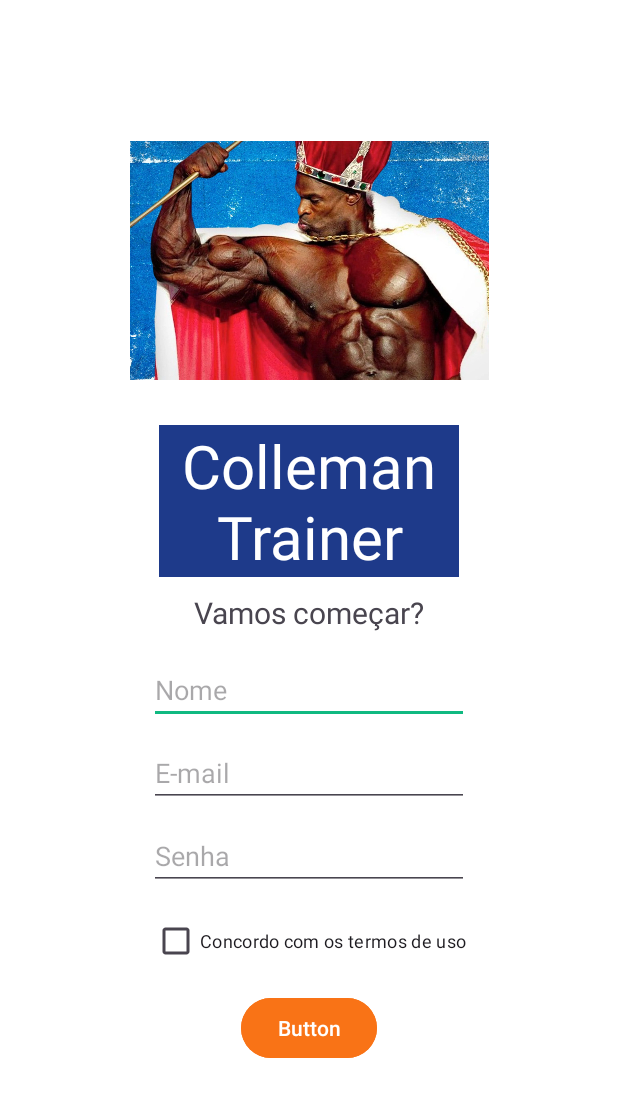
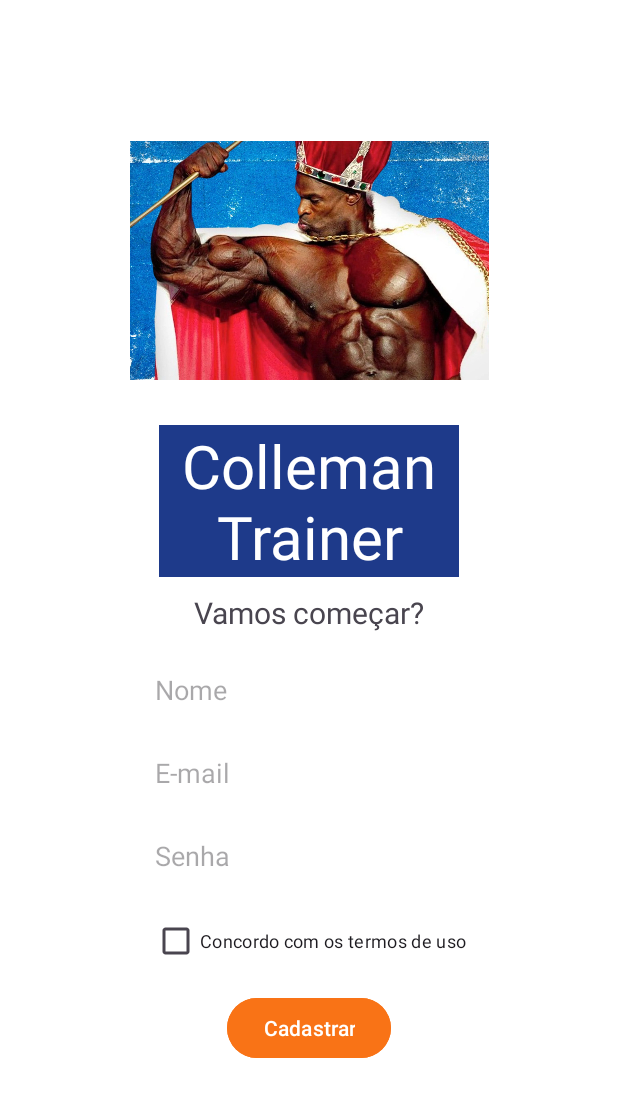
Before and after one commit to phmotad/App-Contatos, an Android app: the screen it shows after launch (MainActivity), on a phone screen of 412 x 824 dp. Shown: the top 1097 px of the screen. Run offline under Robolectric (Android 15) with nearby library versions, the light colour scheme and no system bars.

Commit message:
Criação de tela de login

```diff
--- a/app/src/main/java/br/com/victall/projetoph/activity/MainActivity.java
+++ b/app/src/main/java/br/com/victall/projetoph/activity/MainActivity.java
@@ -2,22 +2,56 @@ package br.com.victall.projetoph.activity;
 
 import androidx.appcompat.app.AppCompatActivity;
 
+import android.icu.lang.UCharacterEnums;
 import android.os.Bundle;
 import android.util.Log;
+import android.view.View;
+import android.widget.Button;
+import android.widget.CheckBox;
+import android.widget.EditText;
+import android.widget.Toast;
 
 import br.com.victall.projetoph.R;
 import br.com.victall.projetoph.model.Livro;
 
 public class MainActivity extends AppCompatActivity {
+    private EditText editEmail;
+    private EditText editNome;
+    private EditText editsenha;
+    private Button btnCadastro;
+    private CheckBox cbTermos;
 
     @Override
     protected void onCreate(Bundle savedInstanceState) {
         super.onCreate(savedInstanceState);
         setContentView(R.layout.activity_main);
 
+        editNome = findViewById(R.id.editTextText);
+        editEmail = findViewById(R.id.editTextTextEmailAddress2);
+        editsenha = findViewById(R.id.editTextTextPassword2);
+        btnCadastro = findViewById(R.id.button);
+        cbTermos = findViewById(R.id.checkBox2);
 
     }
-
-
-
+    private boolean verificaCampos(){
+        if(!editNome.getText().toString().isEmpty())
+            if(!editEmail.getText().toString().isEmpty())
+                if(!editsenha.getText().toString().isEmpty())
+                    return true;
+        return false;
     }
+    private boolean verificaSenha(){
+        if(editsenha.getText().toString().length()<6)
+            return false;
+        return true;
+    }
+    private boolean verificarEmail(){
+        return editEmail.getText().toString().contains("@");
+    }
+    public void cadastrar(View view){
+        if (verificaCampos())
+            if(verificaSenha())
+                if(verificarEmail())
+                    Toast.makeText(this, "Cadastro efetuado com sucesso!", Toast.LENGTH_SHORT).show();
+    }
+}
--- a/app/src/main/res/layout/activity_main.xml
+++ b/app/src/main/res/layout/activity_main.xml
@@ -5,6 +5,7 @@
     android:layout_width="match_parent"
     android:layout_height="match_parent"
     android:background="@color/branco"
+    android:backgroundTint="@color/branco"
     tools:layout_editor_absoluteX="1dp"
     tools:layout_editor_absoluteY="510dp">
 
@@ -54,6 +55,7 @@
                 android:layout_height="wrap_content"
                 android:layout_marginBottom="10dp"
                 android:background="@color/azulEscuro"
+                android:backgroundTint="@color/azulEscuro"
                 android:text="Colleman Trainer"
                 android:textAlignment="center"
                 android:textColor="@color/branco"
@@ -98,7 +100,8 @@
                 android:layout_height="wrap_content"
                 android:layout_marginBottom="20dp"
                 android:backgroundTint="@color/laranja"
-                android:text="Button"
+                android:onClick="cadastrar"
+                android:text="Cadastrar"
                 android:textColor="@color/branco"
                 app:layout_constraintBottom_toBottomOf="parent"
                 app:layout_constraintEnd_toEndOf="parent"
--- a/app/src/main/res/values/themes.xml
+++ b/app/src/main/res/values/themes.xml
@@ -6,8 +6,11 @@
 
         <item name="colorPrimary">@color/cinzaClaro</item>
         <item name="colorSecondary">@color/azulEscuro</item>
-        <item name="colorAccent">@color/verdeLimao</item>
+        <item name="colorAccent">@color/laranja</item>
         <item name="android:statusBarColor">@color/azulEscuro</item>
+        <item name="android:backgroundTint">@color/branco</item>
+        <item name="colorOnBackground">@color/branco</item>
+        <item name="colorButtonNormal">@color/laranja</item>
 
     </style>
 </resources>
```
